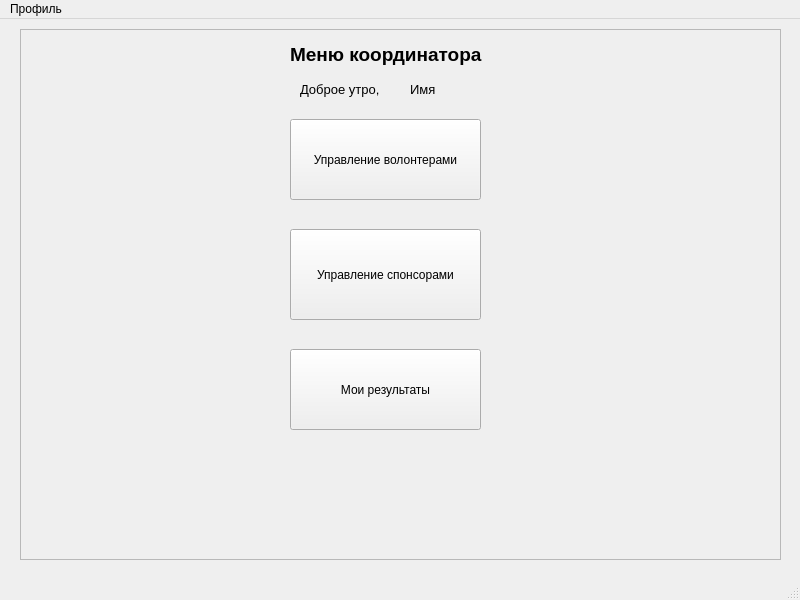
Qt form ui_files/CoordinatorWindowUi.ui (antons201/WorldSkills__CourseWork) before a commit.
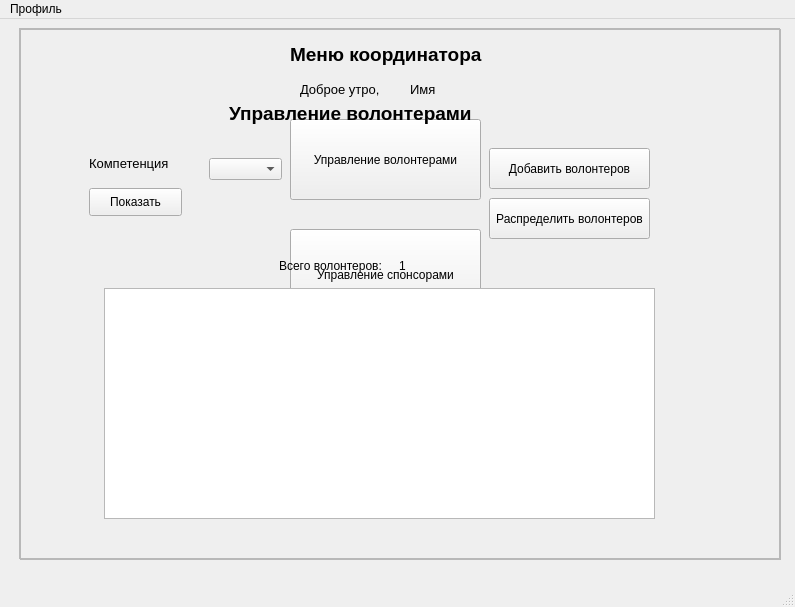
The same form after that commit.

Patch:
```diff
--- a/ui_files/CoordinatorWindowUi.ui
+++ b/ui_files/CoordinatorWindowUi.ui
@@ -6,8 +6,8 @@
    <rect>
     <x>0</x>
     <y>0</y>
-    <width>800</width>
-    <height>600</height>
+    <width>795</width>
+    <height>607</height>
    </rect>
   </property>
   <property name="windowTitle">
@@ -70,7 +70,7 @@
       <rect>
        <x>270</x>
        <y>10</y>
-       <width>201</width>
+       <width>251</width>
        <height>31</height>
       </rect>
      </property>
@@ -125,14 +125,153 @@
      </property>
     </widget>
    </widget>
+   <widget class="QFrame" name="VolunteersFrame">
+    <property name="geometry">
+     <rect>
+      <x>19</x>
+      <y>9</y>
+      <width>761</width>
+      <height>531</height>
+     </rect>
+    </property>
+    <property name="frameShape">
+     <enum>QFrame::StyledPanel</enum>
+    </property>
+    <property name="frameShadow">
+     <enum>QFrame::Raised</enum>
+    </property>
+    <widget class="QLabel" name="ManagingVolunteersLabel">
+     <property name="geometry">
+      <rect>
+       <x>210</x>
+       <y>70</y>
+       <width>311</width>
+       <height>31</height>
+      </rect>
+     </property>
+     <property name="font">
+      <font>
+       <pointsize>14</pointsize>
+       <weight>75</weight>
+       <bold>true</bold>
+      </font>
+     </property>
+     <property name="text">
+      <string>Управление волонтерами</string>
+     </property>
+    </widget>
+    <widget class="QLabel" name="CompetenceLabel">
+     <property name="geometry">
+      <rect>
+       <x>70</x>
+       <y>120</y>
+       <width>111</width>
+       <height>31</height>
+      </rect>
+     </property>
+     <property name="font">
+      <font>
+       <pointsize>10</pointsize>
+      </font>
+     </property>
+     <property name="text">
+      <string>Компетенция</string>
+     </property>
+    </widget>
+    <widget class="QComboBox" name="CompetenceComboBox">
+     <property name="geometry">
+      <rect>
+       <x>190</x>
+       <y>130</y>
+       <width>73</width>
+       <height>22</height>
+      </rect>
+     </property>
+    </widget>
+    <widget class="QPushButton" name="SearchButton">
+     <property name="geometry">
+      <rect>
+       <x>70</x>
+       <y>160</y>
+       <width>93</width>
+       <height>28</height>
+      </rect>
+     </property>
+     <property name="text">
+      <string>Показать</string>
+     </property>
+    </widget>
+    <widget class="QPushButton" name="InsertButton">
+     <property name="geometry">
+      <rect>
+       <x>470</x>
+       <y>120</y>
+       <width>161</width>
+       <height>41</height>
+      </rect>
+     </property>
+     <property name="text">
+      <string>Добавить волонтеров</string>
+     </property>
+    </widget>
+    <widget class="QPushButton" name="DistributeButton">
+     <property name="geometry">
+      <rect>
+       <x>470</x>
+       <y>170</y>
+       <width>161</width>
+       <height>41</height>
+      </rect>
+     </property>
+     <property name="text">
+      <string>Распределить волонтеров</string>
+     </property>
+    </widget>
+    <widget class="QLabel" name="NumVolunteersLabel">
+     <property name="geometry">
+      <rect>
+       <x>260</x>
+       <y>230</y>
+       <width>111</width>
+       <height>16</height>
+      </rect>
+     </property>
+     <property name="text">
+      <string>Всего волонтеров:</string>
+     </property>
+    </widget>
+    <widget class="QLabel" name="InfoNumVolunteersLabel">
+     <property name="geometry">
+      <rect>
+       <x>380</x>
+       <y>230</y>
+       <width>55</width>
+       <height>16</height>
+      </rect>
+     </property>
+     <property name="text">
+      <string>1</string>
+     </property>
+    </widget>
+    <widget class="QTableWidget" name="VolunteersTable">
+     <property name="geometry">
+      <rect>
+       <x>85</x>
+       <y>260</y>
+       <width>551</width>
+       <height>231</height>
+      </rect>
+     </property>
+    </widget>
+   </widget>
   </widget>
   <widget class="QMenuBar" name="menubar">
    <property name="geometry">
     <rect>
      <x>0</x>
      <y>0</y>
-     <width>800</width>
-     <height>30</height>
+     <width>795</width>
+     <height>26</height>
     </rect>
    </property>
    <widget class="QMenu" name="menu">
```
